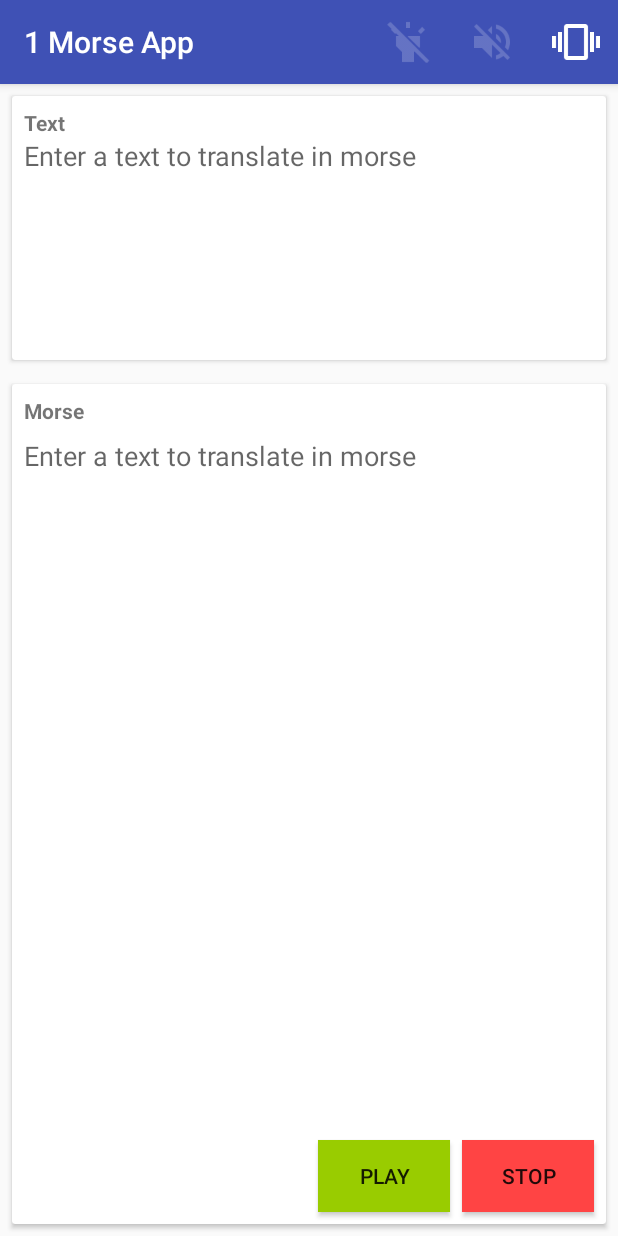
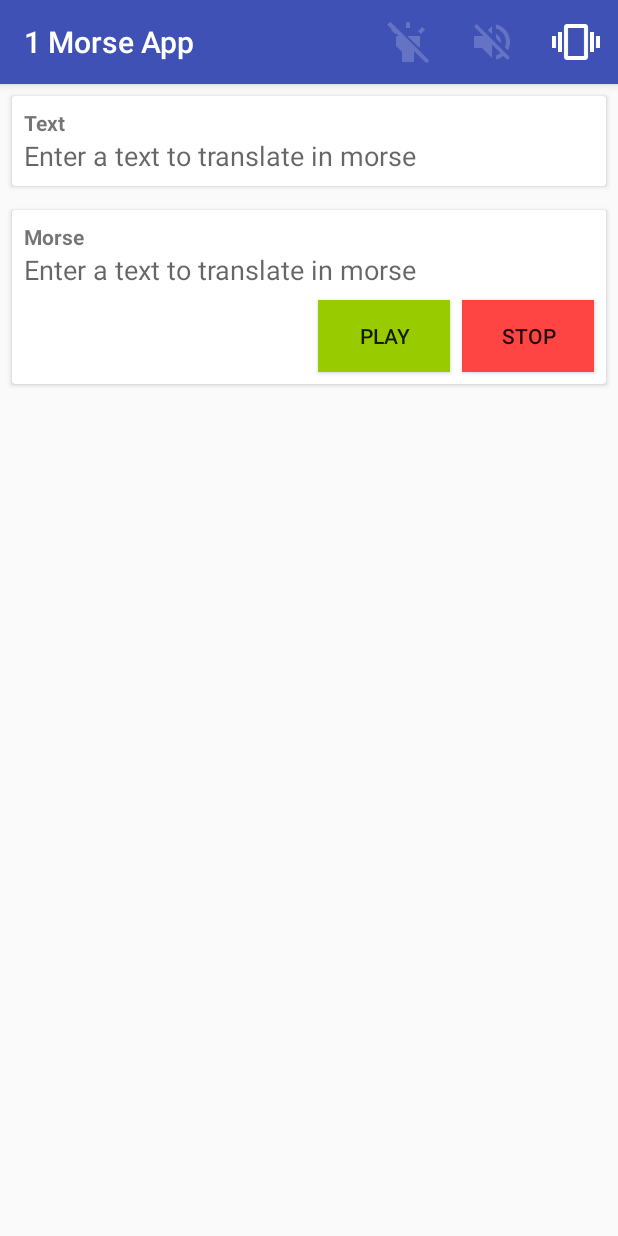
Before and after one commit to Loic-Dumas/MorseApp, an Android app: the screen it shows after launch (MainActivity), on a phone screen of 412 x 824 dp. Run offline under Robolectric (Android 15) with nearby library versions, the phone set to English and light mode, and no system bars.

Commit message:
UI update : Replace ratio of morse/text cards by a scroll view with

```diff
--- a/app/src/main/res/layout/activity_main.xml
+++ b/app/src/main/res/layout/activity_main.xml
@@ -8,36 +8,24 @@
     android:focusable="true"
     android:focusableInTouchMode="true">
 
-    <androidx.constraintlayout.widget.ConstraintLayout
+    <ScrollView
         android:layout_width="match_parent"
-        android:layout_height="match_parent"
-        tools:context="com.loic.morseapp.MainActivity">
+        android:layout_height="match_parent">
 
-        <androidx.constraintlayout.widget.Guideline
-            android:id="@+id/guideline"
-            android:layout_width="wrap_content"
+        <LinearLayout
+            android:layout_width="match_parent"
             android:layout_height="wrap_content"
-            android:orientation="horizontal"
-            app:layout_constraintGuide_percent="0.25" />
+            android:orientation="vertical">
 
             <androidx.cardview.widget.CardView
-            android:layout_width="0dp"
-            android:layout_height="0dp"
-            android:layout_marginStart="8dp"
-            android:layout_marginLeft="8dp"
-            android:layout_marginTop="8dp"
-            android:layout_marginEnd="8dp"
-            android:layout_marginRight="8dp"
-            android:layout_marginBottom="8dp"
-            app:cardBackgroundColor="#FFFFFF"
-            app:layout_constraintBottom_toTopOf="@+id/guideline"
-            app:layout_constraintEnd_toEndOf="parent"
-            app:layout_constraintStart_toStartOf="parent"
-            app:layout_constraintTop_toTopOf="parent">
+                android:layout_width="match_parent"
+                android:layout_height="wrap_content"
+                android:layout_margin="8dp"
+                app:cardBackgroundColor="#FFFFFF">
 
                 <androidx.constraintlayout.widget.ConstraintLayout
                     android:layout_width="match_parent"
-                android:layout_height="match_parent"
+                    android:layout_height="wrap_content"
                     tools:context="com.loic.morseapp.MainActivity">
 
                     <TextView
@@ -55,7 +43,7 @@
                     <EditText
                         android:id="@+id/etAlphaTextToTranslate"
                         android:layout_width="match_parent"
-                    android:layout_height="0dp"
+                        android:layout_height="wrap_content"
                         android:layout_marginStart="8dp"
                         android:layout_marginLeft="8dp"
                         android:layout_marginEnd="8dp"
@@ -77,23 +65,14 @@
 
 
             <androidx.cardview.widget.CardView
-            android:layout_width="0dp"
-            android:layout_height="0dp"
-            android:layout_marginStart="8dp"
-            android:layout_marginLeft="8dp"
-            android:layout_marginTop="8dp"
-            android:layout_marginEnd="8dp"
-            android:layout_marginRight="8dp"
-            android:layout_marginBottom="8dp"
-            app:cardBackgroundColor="#FFFFFF"
-            app:layout_constraintBottom_toBottomOf="parent"
-            app:layout_constraintEnd_toEndOf="parent"
-            app:layout_constraintStart_toStartOf="parent"
-            app:layout_constraintTop_toTopOf="@+id/guideline">
+                android:layout_width="match_parent"
+                android:layout_height="wrap_content"
+                android:layout_margin="8dp"
+                app:cardBackgroundColor="#FFFFFF">
 
                 <androidx.constraintlayout.widget.ConstraintLayout
                     android:layout_width="match_parent"
-                android:layout_height="match_parent"
+                    android:layout_height="wrap_content"
                     tools:context="com.loic.morseapp.MainActivity">
 
                     <TextView
@@ -113,19 +92,16 @@
                     <EditText
                         android:id="@+id/etMorseCodeToTranslate"
                         android:layout_width="0dp"
-                    android:layout_height="0dp"
+                        android:layout_height="wrap_content"
                         android:layout_marginStart="8dp"
                         android:layout_marginLeft="8dp"
-                    android:layout_marginTop="8dp"
                         android:layout_marginEnd="8dp"
-                    android:layout_marginBottom="8dp"
                         android:background="@null"
                         android:ems="10"
                         android:gravity="top|start"
                         android:hint="@string/enter_a_text"
                         android:importantForAutofill="no"
                         android:inputType="textMultiLine"
-                    app:layout_constraintBottom_toTopOf="@+id/btPlay"
                         app:layout_constraintEnd_toEndOf="parent"
                         app:layout_constraintStart_toStartOf="parent"
                         app:layout_constraintTop_toBottomOf="@+id/tvMorseTitle" />
@@ -134,28 +110,34 @@
                         android:id="@+id/btPlay"
                         android:layout_width="wrap_content"
                         android:layout_height="wrap_content"
+                        android:layout_marginTop="8dp"
                         android:layout_marginEnd="8dp"
                         android:layout_marginRight="8dp"
                         android:layout_marginBottom="8dp"
                         android:background="@android:color/holo_green_light"
                         android:text="@string/play"
                         app:layout_constraintBottom_toBottomOf="parent"
-                    app:layout_constraintEnd_toStartOf="@+id/btStop" />
+                        app:layout_constraintEnd_toStartOf="@+id/btStop"
+                        app:layout_constraintTop_toBottomOf="@+id/etMorseCodeToTranslate" />
 
                     <Button
                         android:id="@+id/btStop"
                         android:layout_width="wrap_content"
                         android:layout_height="wrap_content"
+                        android:layout_marginTop="8dp"
                         android:layout_marginEnd="8dp"
                         android:layout_marginRight="8dp"
                         android:layout_marginBottom="8dp"
                         android:background="@android:color/holo_red_light"
                         android:text="@string/stop"
                         app:layout_constraintBottom_toBottomOf="parent"
-                    app:layout_constraintEnd_toEndOf="parent" />
+                        app:layout_constraintEnd_toEndOf="parent"
+                        app:layout_constraintTop_toBottomOf="@+id/etMorseCodeToTranslate" />
 
                 </androidx.constraintlayout.widget.ConstraintLayout>
             </androidx.cardview.widget.CardView>
 
-    </androidx.constraintlayout.widget.ConstraintLayout>
+
+        </LinearLayout>
+    </ScrollView>
 </androidx.coordinatorlayout.widget.CoordinatorLayout>
```
Lines whose indentation alone changed are shown as unchanged.
